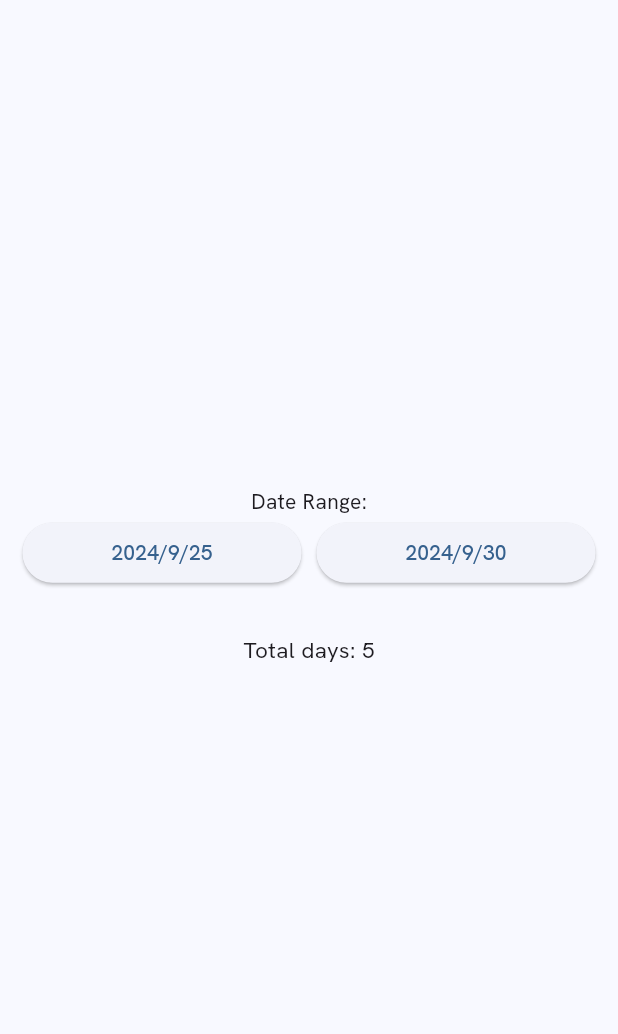
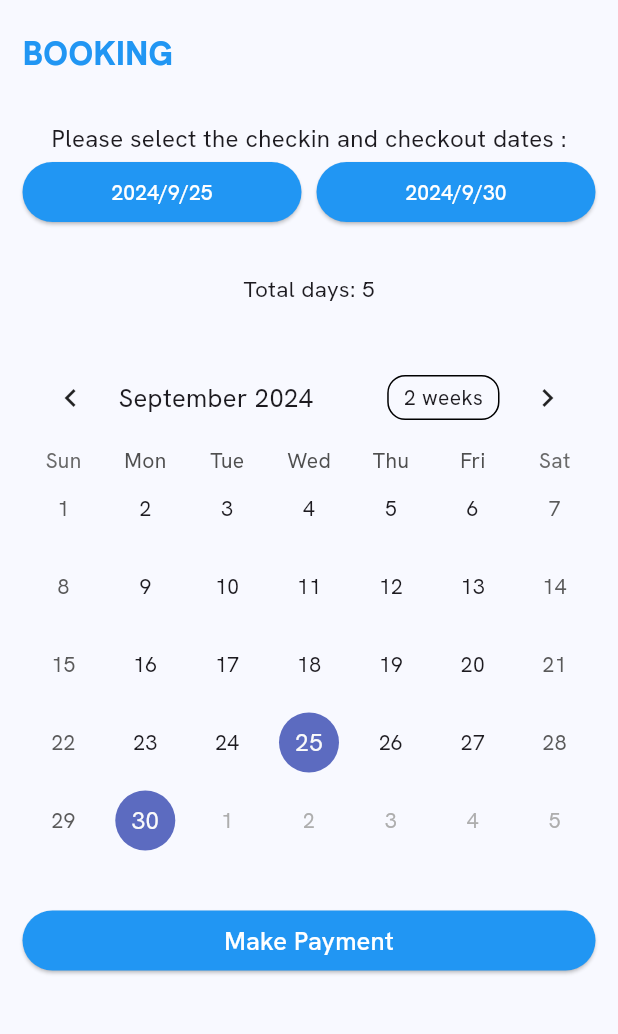
Before and after one commit to arushi1703/pawsome_stays, a Flutter app: the BookingPage screen opened by its route, on a phone screen of 412 x 824 dp, the part 84-1118 px from its top. Run offline on Flutter 3.47's test engine with Material 3 defaults, Android fonts, the phone set to English and light mode, and no system bars; drawn by our look-alikes of table_calendar; our stand-ins replace delightful_toast, firebase_auth, firebase_core, get_it, google_fonts, image_picker; accounts and stored records are empty; network calls fail.

Commit message:
updated booking page

```diff
--- a/lib/pages/booking_page.dart
+++ b/lib/pages/booking_page.dart
@@ -1,6 +1,9 @@
 import 'package:flutter/material.dart';
+import 'package:get_it/get_it.dart';
 import 'package:pawsome_stays/widgets/custom_drawer.dart';
+import 'package:table_calendar/table_calendar.dart';
 
+import '../services/navigation_service.dart';
 import '../widgets/custom_appbar.dart';
 
 class BookingPage extends StatefulWidget {
@@ -11,10 +14,20 @@ class BookingPage extends StatefulWidget {
 }
 
 class _BookingPageState extends State<BookingPage> {
+
+  final GetIt _getIt = GetIt.instance;
+  late NavigationService _navigationService;
+
   DateTimeRange dateRange = DateTimeRange(
     start: DateTime(2024,9,25),
     end: DateTime(2024,9,30),
   );
+
+  @override
+  void initState() {
+    super.initState();
+    _navigationService = _getIt.get<NavigationService>();
+  }
 
   @override
   Widget build(BuildContext context) {
@@ -40,12 +53,47 @@ class _BookingPageState extends State<BookingPage> {
           vertical: 20.0,
         ),
         child: Column(
-          mainAxisAlignment: MainAxisAlignment.center,
+          mainAxisAlignment: MainAxisAlignment.start,
           children:[
+            _headerText(),
+            SizedBox(height: 30),
             _showPicker(),
+            SizedBox(height: 30),
+            _showCalendar(),
+            SizedBox(height: 30),
+            _makePaymentButton(),
           ],
         ),
       ),
+    );
+  }
+
+  Widget _headerText(){
+    return Container(
+      alignment: Alignment.topLeft,
+      child: const Text("BOOKING",
+        style: TextStyle(
+          fontSize: 22,
+          color: Colors.blue,
+          fontWeight: FontWeight.w800,
+        ),
+      ),
+    );
+  }
+
+  Widget _showCalendar(){
+    return TableCalendar(
+      firstDay: DateTime(2024, 1, 1),
+      lastDay: DateTime(2024, 12, 31),
+      focusedDay: dateRange.start,
+      //function that determines which days should be highlighted as selected.
+      selectedDayPredicate: (day) {
+        return isSameDay(day, dateRange.start) || isSameDay(day, dateRange.end);
+      },
+      rangeStartDay: dateRange.start,
+      rangeEndDay: dateRange.end,
+      calendarFormat: CalendarFormat.month,
+      rangeSelectionMode: RangeSelectionMode.toggledOff,
     );
   }
 
@@ -58,12 +106,20 @@ class _BookingPageState extends State<BookingPage> {
       child:Column(
         mainAxisAlignment: MainAxisAlignment.center,
         children:[
-          const Text("Date Range:"),
+          const Text("Please select the checkin and checkout dates :",
+            style: TextStyle(
+              fontSize: 16,
+            ),
+          ),
           Row(
             mainAxisAlignment: MainAxisAlignment.center,
             children : [
               Expanded(
                 child: ElevatedButton(
+                  style: ButtonStyle(
+                    backgroundColor:WidgetStateProperty.all<Color>(Colors.blue),
+                    foregroundColor: WidgetStateProperty.all<Color>(Colors.white),
+                  ),
                   child: Text("${start.year}/${start.month}/${start.day}"),
                   onPressed: pickDateRange,
                 )
@@ -71,6 +127,10 @@ class _BookingPageState extends State<BookingPage> {
               SizedBox(width:10),
               Expanded(
                   child: ElevatedButton(
+                    style: ButtonStyle(
+                      backgroundColor:WidgetStateProperty.all<Color>(Colors.blue),
+                      foregroundColor: WidgetStateProperty.all<Color>(Colors.white),
+                    ),
                     child: Text("${end.year}/${end.month}/${end.day}"),
                     onPressed: pickDateRange,
                   )
@@ -104,4 +164,25 @@ class _BookingPageState extends State<BookingPage> {
       });
     }
   }
+
+  Widget _makePaymentButton(){
+    return Container(
+      width: MediaQuery.sizeOf(context).width,
+      child: ElevatedButton(
+          onPressed: (){
+            _navigationService.pushReplacementNamed("/payment");
+          },
+          child: const Text(
+            "Make Payment",
+            style: TextStyle(
+              fontSize: 17,
+            ),
+          ),
+        style: ButtonStyle(
+          backgroundColor: WidgetStateProperty.all<Color>(Colors.blue),
+          foregroundColor: WidgetStateProperty.all<Color>(Colors.white),
+        )
+      ),
+    );
+  }
 }
--- a/lib/services/navigation_service.dart
+++ b/lib/services/navigation_service.dart
@@ -2,6 +2,7 @@ import 'package:flutter/cupertino.dart';
 import 'package:pawsome_stays/pages/booking_page.dart';
 import 'package:pawsome_stays/pages/home_page.dart';
 import 'package:pawsome_stays/pages/login_page.dart';
+import 'package:pawsome_stays/pages/payment_page.dart';
 import 'package:pawsome_stays/pages/petRegister_page.dart';
 import 'package:pawsome_stays/pages/register_page.dart';
 
@@ -15,6 +16,7 @@ class NavigationService{
     "/register" : (context) => RegisterPage(),
     "/Petregister" : (context) => PetregisterPage(),
     "/booking" : (context) => BookingPage(),
+    "/payment" : (context) => PaymentPage(),
   };
 
   GlobalKey<NavigatorState>? get navigatorKey{
```
Also changed, not shown: lib/pages/payment_page.dart (added, +48 -0 lines).
